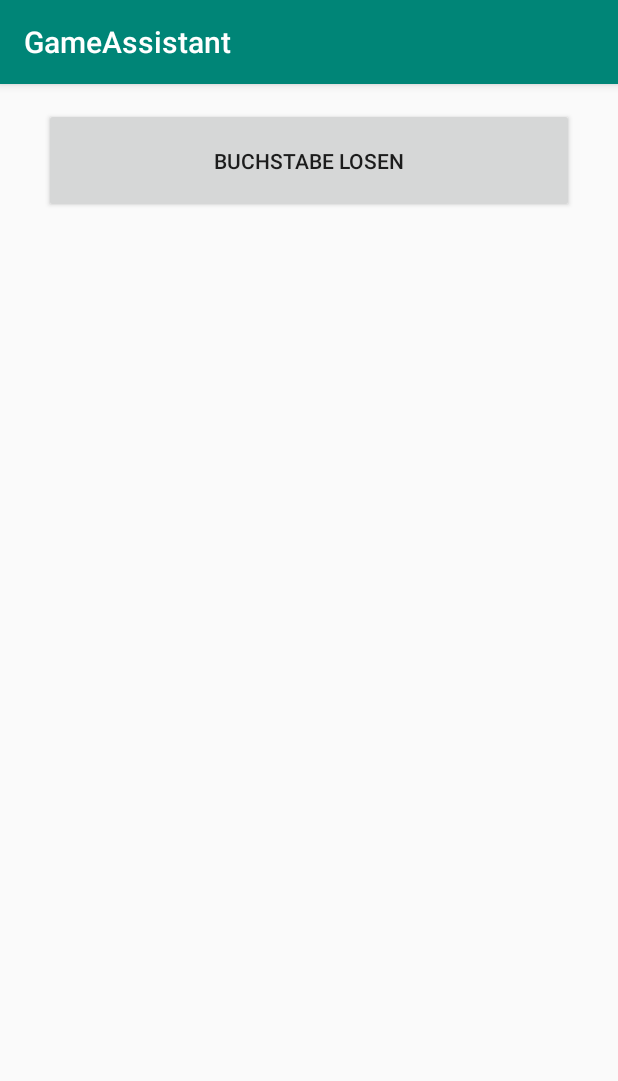
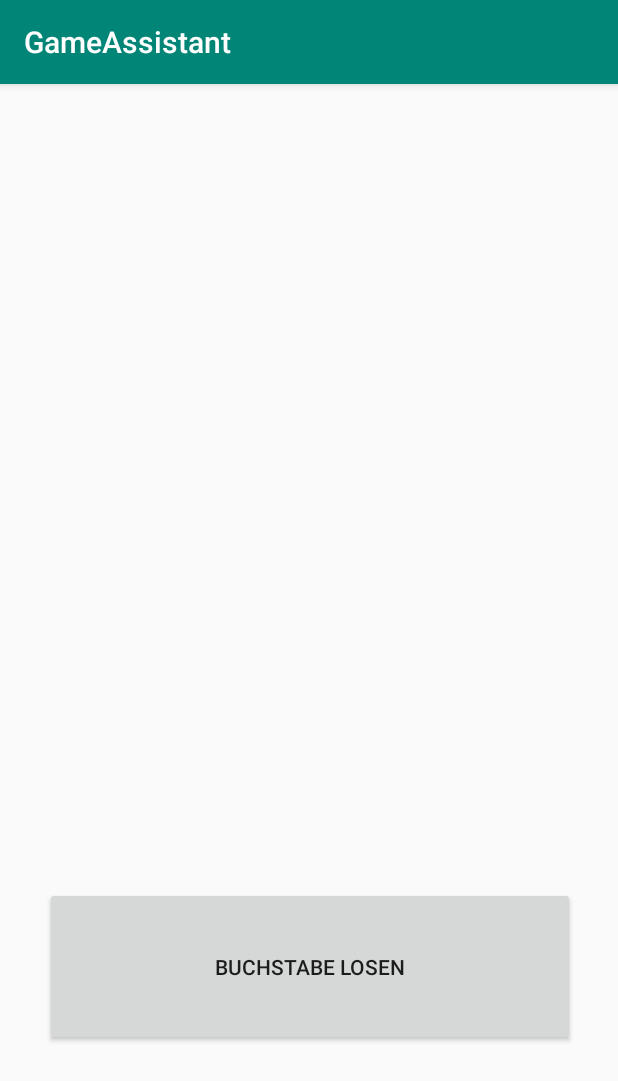
Before and after one commit to Hotzenplotz1337/App, an Android app: the StadtLandFluss screen opened directly, with no data from a screen before it, on a phone screen of 412 x 824 dp. Shown: the top 1081 px of the screen. Run offline under Robolectric (Android 15) with nearby library versions, the phone set to English and light mode, and no system bars.

Commit message:
Mehr Änderungen

```diff
--- a/app/src/main/AndroidManifest.xml
+++ b/app/src/main/AndroidManifest.xml
@@ -17,7 +17,8 @@
             </intent-filter>
         </activity>
         <activity android:name=".Wuerfeln" />
-        <activity android:name=".StadtLandFluss"></activity>
+        <activity android:name=".StadtLandFluss" />
+        <activity android:name=".NamenLosen"></activity>
     </application>
 
 </manifest>
--- a/app/src/main/java/de/ml/gameassistant/MainActivity.java
+++ b/app/src/main/java/de/ml/gameassistant/MainActivity.java
@@ -119,6 +119,7 @@ public class MainActivity extends AppCompatActivity implements SensorEventListen
     }
 
     public void losen(View view) {
+        startActivity(new Intent(MainActivity.this, NamenLosen.class));
     }
 
     public void rechner(View view) {
--- a/app/src/main/res/layout/activity_stadt_land_fluss.xml
+++ b/app/src/main/res/layout/activity_stadt_land_fluss.xml
@@ -4,33 +4,37 @@
     xmlns:tools="http://schemas.android.com/tools"
     android:layout_width="match_parent"
     android:layout_height="match_parent"
-    tools:context=".StadtLandFluss">
+    tools:context=".StadtLandFluss"
+    tools:layout_editor_absoluteY="81dp">
 
     <Button
         android:id="@+id/button"
         android:layout_width="353dp"
-        android:layout_height="70dp"
-        android:layout_marginStart="16dp"
+        android:layout_height="106dp"
+        android:layout_marginStart="8dp"
         android:layout_marginTop="16dp"
-        android:layout_marginEnd="16dp"
+        android:layout_marginEnd="8dp"
+        android:layout_marginBottom="16dp"
         android:onClick="drehen"
         android:text="Buchstabe losen"
+        app:layout_constraintBottom_toBottomOf="parent"
+        app:layout_constraintEnd_toEndOf="parent"
+        app:layout_constraintHorizontal_bias="0.516"
+        app:layout_constraintStart_toStartOf="parent"
+        app:layout_constraintTop_toBottomOf="@+id/textView" />
+
+    <TextView
+        android:id="@+id/textView"
+        android:layout_width="wrap_content"
+        android:layout_height="wrap_content"
+        android:layout_marginStart="8dp"
+        android:layout_marginTop="16dp"
+        android:layout_marginEnd="8dp"
+        android:layout_marginBottom="16dp"
+        android:textAlignment="center"
+        android:textSize="200sp"
+        app:layout_constraintBottom_toTopOf="@+id/button"
         app:layout_constraintEnd_toEndOf="parent"
         app:layout_constraintStart_toStartOf="parent"
         app:layout_constraintTop_toTopOf="parent" />
-
-    <TextView
-        android:id="@+id/textView"
-        android:layout_width="268dp"
-        android:layout_height="242dp"
-        android:layout_marginStart="60dp"
-        android:layout_marginTop="32dp"
-        android:layout_marginEnd="60dp"
-        android:layout_marginBottom="32dp"
-        android:textAlignment="center"
-        android:textSize="100sp"
-        app:layout_constraintBottom_toBottomOf="parent"
-        app:layout_constraintEnd_toEndOf="parent"
-        app:layout_constraintStart_toStartOf="parent"
-        app:layout_constraintTop_toBottomOf="@+id/button" />
 </android.support.constraint.ConstraintLayout>
```
Also changed, not shown: app/src/main/java/de/ml/gameassistant/NamenLosen.java (added, +51 -0 lines), app/src/main/res/layout/activity_namen_losen.xml (added, +93 -0 lines).
